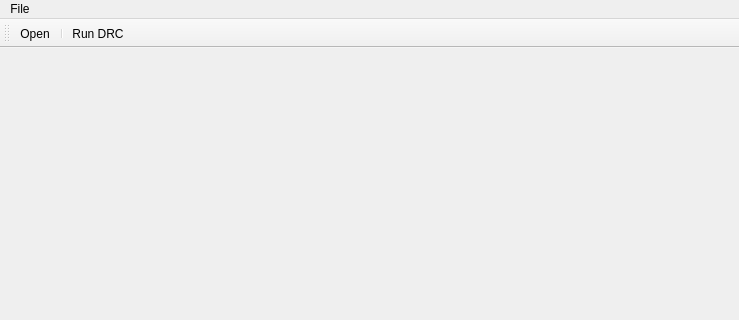
First picture: the form in src/DRCwind.ui, repository augustin/cpd-CuPixDRC, before the edit; both pictures show x 0 to 739 and y 0 to 320 of the 739 by 546 pixel window.
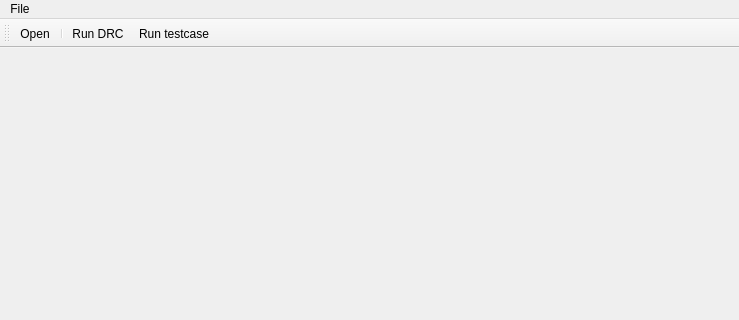
Second picture: the form after the edit. Custom widgets are drawn as their Qt base class.

The edit to the form file:
```diff
--- a/src/DRCwind.ui
+++ b/src/DRCwind.ui
@@ -45,6 +45,7 @@
    <addaction name="actionOpen"/>
    <addaction name="separator"/>
    <addaction name="actionRunDRC"/>
+   <addaction name="actionTestcase"/>
   </widget>
   <widget class="ErrorList" name="errorList">
    <attribute name="dockWidgetArea">
@@ -61,6 +62,11 @@
     <string>Run DRC</string>
    </property>
   </action>
+  <action name="actionTestcase">
+   <property name="text">
+    <string>Run testcase...</string>
+   </property>
+  </action>
  </widget>
  <customwidgets>
   <customwidget>
```
Left out of the diff: 1 changed line with no effect on the pictures.
